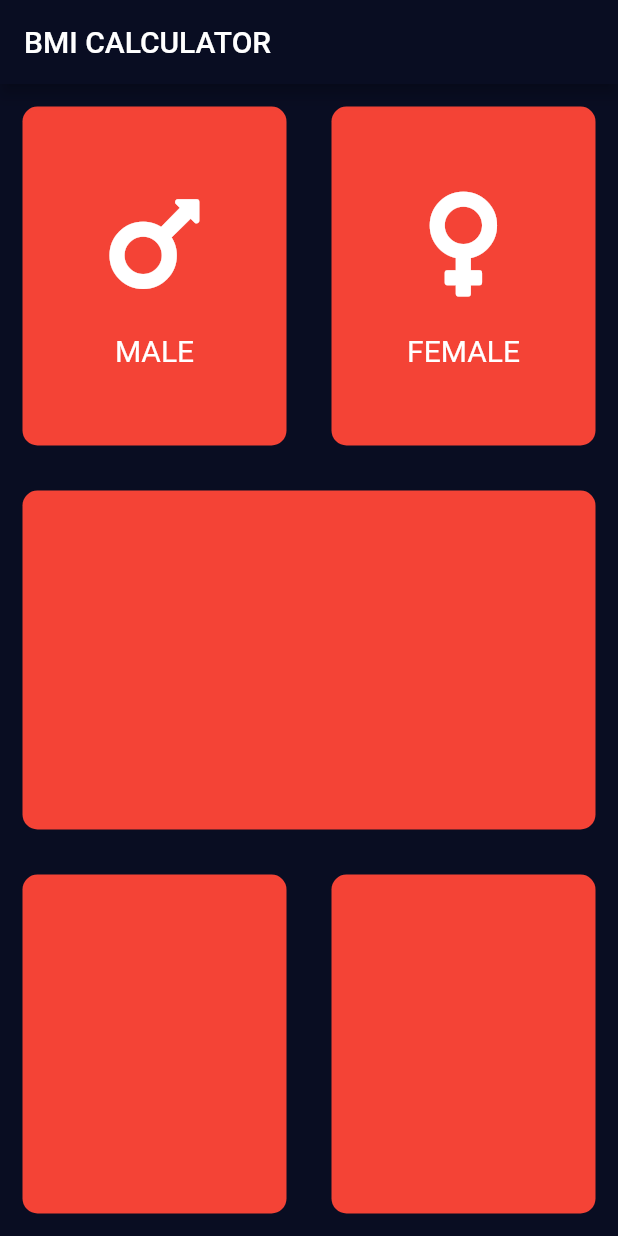
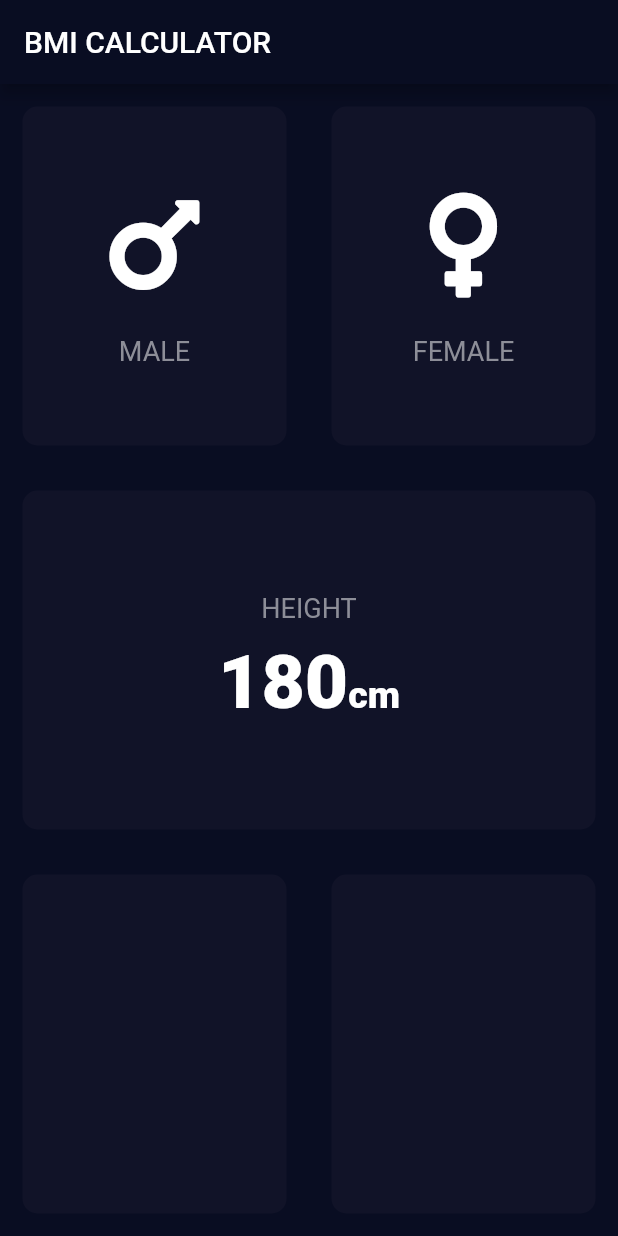
Before and after one commit to aykuttasil/flutter-samples, a Flutter app: the screen it shows after launch, on a phone screen of 412 x 824 dp. Run offline on Flutter 3.47's test engine with Material 2 defaults, Android fonts, the phone set to English and light mode, and no system bars; our stand-ins replace audioplayers, font_awesome_flutter, google_fonts.

Commit message:
theme refactoring

```diff
--- a/lib/pages/bmi_calculator.dart
+++ b/lib/pages/bmi_calculator.dart
@@ -1,10 +1,18 @@
 import 'package:flutter/material.dart';
 import 'package:font_awesome_flutter/font_awesome_flutter.dart';
 
+const labelTextStyle = TextStyle(
+  fontSize: 18.0,
+  color: Color(0xFF8D8E98),
+);
+
 const scaffoldBackgroundColor = Color(0xFF090D22);
 const appPrimaryColor = Color(0xFF090D22);
-const boxColor = Colors.red;
-const selectedBoxColor = Color(0xFFed8484);
+
+const bottomContainerHeight = 80.0;
+const activeCardColour = Color(0xFF1D1E33);
+const inactiveCardColour = Color(0XFF111328);
+const bottomContainerColour = Color(0xFFEB1555);
 
 class BMICalculator extends StatelessWidget {
   @override
@@ -35,6 +43,7 @@ class _InputPageState extends State<InputPage> {
         title: Text("BMI CALCULATOR"),
       ),
       body: Column(
+        crossAxisAlignment: CrossAxisAlignment.stretch,
         children: [
           Expanded(
             child: Row(
@@ -42,8 +51,8 @@ class _InputPageState extends State<InputPage> {
                 Expanded(
                   child: ReusableCard(
                     colour: selectedGender == GenderType.MALE
-                        ? selectedBoxColor
-                        : boxColor,
+                        ? activeCardColour
+                        : inactiveCardColour,
                     cardChild: IconContent(
                         cardIcon: FontAwesomeIcons.mars, cardText: "MALE"),
                     onPress: () {
@@ -56,8 +65,8 @@ class _InputPageState extends State<InputPage> {
                 Expanded(
                   child: ReusableCard(
                     colour: selectedGender == GenderType.FEMALE
-                        ? selectedBoxColor
-                        : boxColor,
+                        ? activeCardColour
+                        : inactiveCardColour,
                     cardChild: IconContent(
                         cardIcon: FontAwesomeIcons.venus, cardText: "FEMALE"),
                     onPress: () {
@@ -71,7 +80,41 @@ class _InputPageState extends State<InputPage> {
             ),
           ),
           Expanded(
-            child: ReusableCard(),
+            child: ReusableCard(
+              cardChild: Column(
+                mainAxisAlignment: MainAxisAlignment.center,
+                children: [
+                  Text(
+                    'HEIGHT',
+                    style: labelTextStyle,
+                  ),
+                  SizedBox(
+                    height: 10,
+                  ),
+                  Row(
+                    mainAxisAlignment: MainAxisAlignment.center,
+                    crossAxisAlignment: CrossAxisAlignment.baseline,
+                    textBaseline: TextBaseline.alphabetic,
+                    children: [
+                      Text(
+                        '180',
+                        style: TextStyle(
+                          fontSize: 50,
+                          fontWeight: FontWeight.w900,
+                        ),
+                      ),
+                      Text(
+                        'cm',
+                        style: TextStyle(
+                          fontSize: 25,
+                          fontWeight: FontWeight.w900,
+                        ),
+                      )
+                    ],
+                  ),
+                ],
+              ),
+            ),
           ),
           Expanded(
             child: Row(
@@ -112,7 +155,7 @@ class IconContent extends StatelessWidget {
         ),
         Text(
           cardText,
-          style: TextStyle(fontSize: 20),
+          style: labelTextStyle,
         )
       ],
     );
@@ -124,7 +167,8 @@ class ReusableCard extends StatelessWidget {
   final Widget cardChild;
   final Function onPress;
 
-  ReusableCard({this.colour = boxColor, this.cardChild, this.onPress});
+  ReusableCard(
+      {this.colour = inactiveCardColour, this.cardChild, this.onPress});
 
   @override
   Widget build(BuildContext context) {
```
